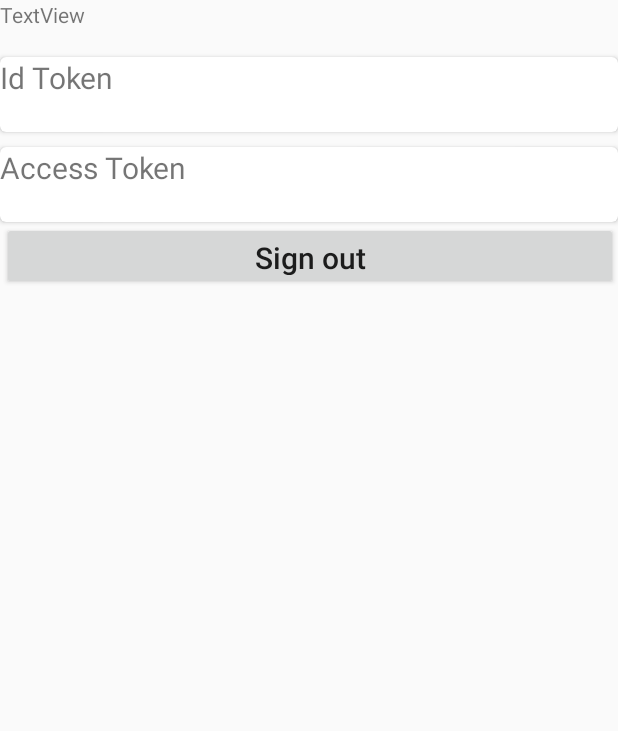
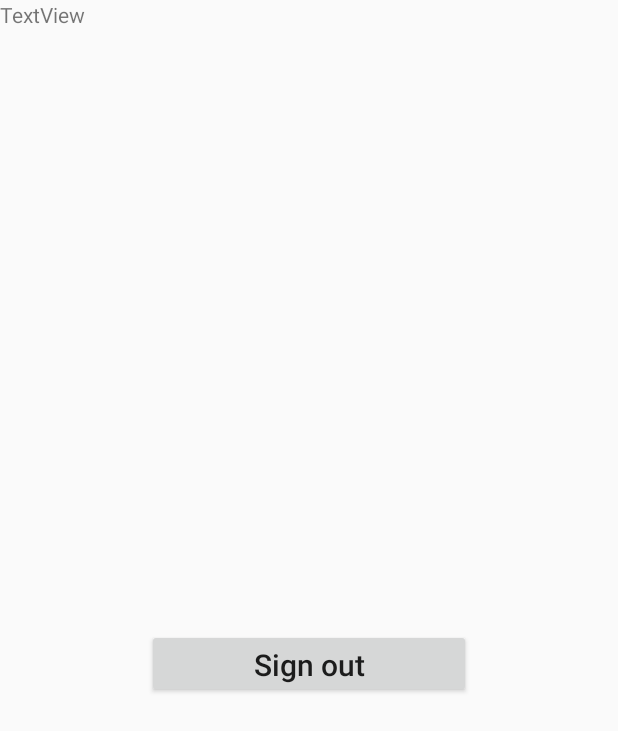
Before and after one commit to bonara/evenTracker, an Android app: the layout fragment_auth_user.xml on its own in the app's theme, with its tools: preview values and no code run, on a phone screen of 412 x 824 dp. Shown: the top 731 px of the screen. Run offline under Robolectric (Android 15) with nearby library versions, the phone set to English and light mode, and no system bars; network calls fail; Roboto replaces fonts that are not available here.

Commit message:
Updates to the user page

```diff
--- a/app/src/main/java/com/example/eventracker/DetailsActivity.java
+++ b/app/src/main/java/com/example/eventracker/DetailsActivity.java
@@ -218,6 +218,9 @@ public class DetailsActivity extends AppCompatActivity {
         View row = inflater.inflate(R.layout.all_attendees, null);
         builder.setTitle("Attendees");
 
+        if (myUserList.isEmpty()){
+            builder.setMessage("none");
+        }
         ListView listView = (ListView)row.findViewById(R.id.listView);
         mAdapter = new UsersAdapter(this, myUserList);
         listView.setAdapter(mAdapter);
--- a/app/src/main/res/layout/activity_user_account.xml
+++ b/app/src/main/res/layout/activity_user_account.xml
@@ -5,6 +5,7 @@
     android:layout_width="match_parent"
     android:layout_height="match_parent"
     tools:context=".UserAccount"
+    android:background="@drawable/signin_background"
 
     android:id="@+id/activity_main">
 
--- a/app/src/main/res/layout/fragment_auth_user.xml
+++ b/app/src/main/res/layout/fragment_auth_user.xml
@@ -1,5 +1,5 @@
 <?xml version="1.0" encoding="utf-8"?>
-<LinearLayout xmlns:android="http://schemas.android.com/apk/res/android"
+<androidx.constraintlayout.widget.ConstraintLayout xmlns:android="http://schemas.android.com/apk/res/android"
     android:layout_width="match_parent"
     android:layout_height="match_parent"
     android:orientation="vertical"
@@ -9,83 +9,31 @@
 
     <TextView
         android:id="@+id/user_email"
-        android:layout_width="match_parent"
-        android:layout_height="38dp"
-        android:text="TextView" />
+        android:layout_width="402dp"
+        android:layout_height="60dp"
+        android:text="TextView"
+        tools:layout_editor_absoluteX="0dp"
+        tools:layout_editor_absoluteY="55dp" />
 
-    <androidx.cardview.widget.CardView
-        android:layout_width="match_parent"
-        android:layout_height="wrap_content"
-        android:layout_gravity="center"
-        android:id="@+id/card_view_id"
-        android:layout_alignParentLeft="true"
-        android:layout_alignParentStart="true"
-        card_view:cardCornerRadius="4dp">
-
-        <RelativeLayout
-            android:layout_width="match_parent"
-            android:layout_height="match_parent">
-
-            <TextView
-                android:id="@+id/info_text_id_tok_ttl"
-                android:text= "Id Token"
-                android:textSize="20dp"
-                android:layout_width="match_parent"
-                android:layout_height="50dp" />
-        </RelativeLayout>
-    </androidx.cardview.widget.CardView>
-
-    <TextView
-        android:id="@+id/textViewPlaceHolder6"
-        android:layout_below="@+id/card_view_id"
-        android:layout_width="match_parent"
-        android:layout_height="10dp"
-        android:layout_alignParentLeft="true"
-        android:layout_alignParentStart="true" />
-    <androidx.cardview.widget.CardView
-        android:layout_width="match_parent"
-        android:layout_height="wrap_content"
-        android:layout_gravity="center"
-        android:id="@+id/card_view_access"
-        android:layout_centerHorizontal="true"
-        android:layout_below="@+id/textViewPlaceHolder6"
-        card_view:cardCornerRadius="4dp">
-
-        <RelativeLayout
-            android:layout_width="match_parent"
-            android:layout_height="match_parent" >
-
-            <TextView
-                android:id="@+id/info_text_acc_tok_ttl"
-                android:text= "Access Token"
-                android:textSize="20dp"
-                android:layout_width="match_parent"
-                android:layout_height="50dp" />
-
-        </RelativeLayout>
-    </androidx.cardview.widget.CardView>
 
     <Button
         android:id="@+id/buttonSignout"
-        android:layout_width="match_parent"
-        android:layout_height="45dp"
+        android:layout_width="216dp"
+        android:layout_height="46dp"
         android:layout_above="@+id/textViewPlaceHolder4So"
         android:layout_alignParentStart="true"
         android:layout_alignParentLeft="true"
-        android:layout_marginStart="1dp"
-        android:layout_marginLeft="1dp"
-        android:layout_marginBottom="77dp"
+        android:layout_marginStart="8dp"
+        android:layout_marginTop="8dp"
+        android:layout_marginEnd="8dp"
+        android:layout_marginBottom="8dp"
         android:text="Sign out"
         android:textAllCaps="false"
-        android:textSize="20dp" />
+        android:textSize="20dp"
+        card_view:layout_constraintBottom_toBottomOf="parent"
+        card_view:layout_constraintEnd_toEndOf="parent"
+        card_view:layout_constraintStart_toStartOf="parent"
+        card_view:layout_constraintTop_toBottomOf="@+id/user_email" />
 
-    <TextView
-        android:id="@+id/textViewPlaceHolder4So"
-        android:layout_width="match_parent"
-        android:layout_height="10dp"
-        android:layout_alignParentBottom="true"
-        android:layout_alignParentLeft="true"
-        android:layout_alignParentStart="true"
-        android:text="" />
 
-</LinearLayout>
+</androidx.constraintlayout.widget.ConstraintLayout>
--- a/app/src/main/res/values/colors.xml
+++ b/app/src/main/res/values/colors.xml
@@ -5,6 +5,7 @@
     <color name="colorPrimaryDark">#2C3943</color>
     <color name="colorAccent">#FDB603</color>
     <color name="colorSecondary">#B0BDC4</color>
-    <color name="colorMenu">#219FB2</color>
+    <color name="colorMenu1">#219FB2</color>
+    <color name="colorMenu">#57ADE7</color>
     <color name="gray">#CFCFCF</color>
 </resources>
```
Also changed, not shown: app/src/main/java/com/example/eventracker/fragments/AuthUserFragment.java (+74 -58 lines), app/src/main/res/layout/fragment_unauth_user.xml (+23 -18 lines), app/src/main/res/values/strings.xml (+6 -1 lines), app/src/main/res/drawable/signin.jpg (added), app/src/main/res/drawable/signin_background.jpg (added).
